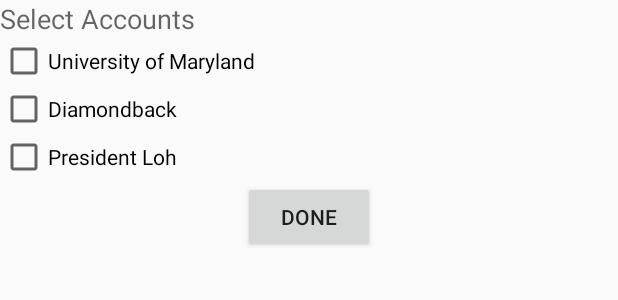
After one commit to pprakash7/TerpTweet, an Android app: the layout activity_intro.xml on its own in the app's theme, with its tools: preview values and no code run, on a phone screen of 412 x 824 dp. The commit adds this screen. Shown: the top 300 px of the screen. Run offline under Robolectric (Android 15) with nearby library versions, the phone set to English and light mode, and no system bars.

Commit message:
added the actual logo images and put intro screen code in the right place

```diff
--- /dev/null
+++ b/app/src/main/res/layout/activity_intro.xml
@@ -0,0 +1,42 @@
+<?xml version="1.0" encoding="utf-8"?>
+<LinearLayout xmlns:android="http://schemas.android.com/apk/res/android"
+    android:orientation="vertical" android:layout_width="match_parent"
+    android:layout_height="match_parent">
+
+
+    <TextView
+        android:layout_width="wrap_content"
+        android:layout_height="wrap_content"
+        android:textAppearance="?android:attr/textAppearanceMedium"
+        android:text="Select Accounts"
+        android:id="@+id/textView2" />
+
+    <CheckBox
+        android:layout_width="wrap_content"
+        android:layout_height="wrap_content"
+        android:text="University of Maryland"
+        android:id="@+id/checkBox"
+        android:checked="false" />
+
+    <CheckBox
+        android:layout_width="wrap_content"
+        android:layout_height="wrap_content"
+        android:text="Diamondback"
+        android:id="@+id/checkBox2"
+        android:checked="false" />
+
+    <CheckBox
+        android:layout_width="wrap_content"
+        android:layout_height="wrap_content"
+        android:text="President Loh"
+        android:id="@+id/checkBox3"
+        android:checked="false" />
+
+    <Button
+        android:layout_width="wrap_content"
+        android:layout_height="wrap_content"
+        android:text="DONE"
+        android:id="@+id/button2"
+        android:layout_gravity="center_horizontal" />
+
+</LinearLayout>
```
Also changed, not shown: app/src/main/AndroidManifest.xml (+7 -2 lines), app/src/main/java/com/example/cmsc436/exampletabs/IntroScreen.java (added, +39 -0 lines), app/src/main/java/com/example/cmsc436/exampletabs/MainActivity.java (+8 -3 lines), app/src/main/res/mipmap-hdpi/ic_launcher_terp.png (added), app/src/main/res/mipmap-mdpi/ic_launcher_terp.png (added), app/src/main/res/mipmap-xhdpi/ic_launcher_terp.png (added), app/src/main/res/mipmap-xxhdpi/ic_launcher_terp.png (added), app/src/main/res/mipmap-xxxhdpi/ic_launcher_terp.png (added).
